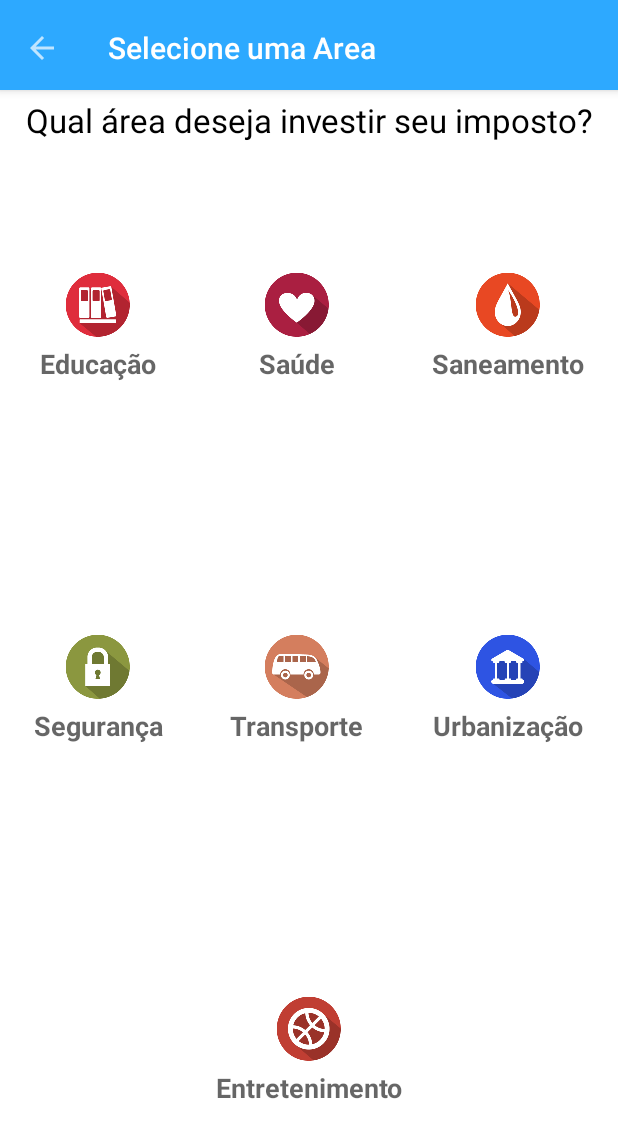
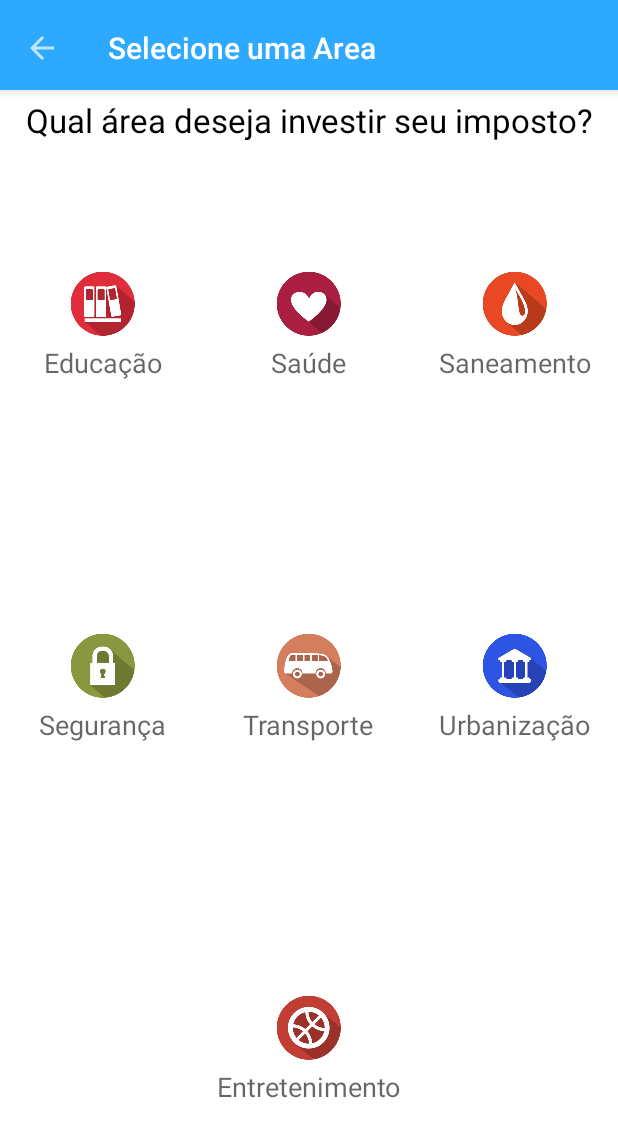
Before and after one commit to NathanAndrade/ImpostoCerto, an Android app: the AreasActivity screen opened directly, with no data from a screen before it, on a phone screen of 412 x 824 dp. Shown: the top 1138 px of the screen. Run offline under Robolectric (Android 15) with nearby library versions, the phone set to English and light mode, and no system bars.

Commit message:
Updated input design

```diff
--- a/app/src/main/res/layout/activity_areas.xml
+++ b/app/src/main/res/layout/activity_areas.xml
@@ -10,204 +10,205 @@
         layout="@layout/tool_bar"></include>
 
     <TextView
+        android:id="@+id/desc_area"
         android:layout_width="match_parent"
         android:layout_height="wrap_content"
+        android:gravity="center"
+        android:padding="5dp"
+        android:text="Qual área deseja investir seu imposto?"
         android:textAppearance="?android:attr/textAppearanceLarge"
-        android:text="Qual área deseja investir seu imposto?"
-        android:id="@+id/desc_area"
-        android:textColor="@android:color/black"
-        android:gravity="center"
-        android:padding="5dp" />
+        android:textColor="@android:color/black" />
 
-    <GridLayout
-        android:id="@+id/layout_areas"
+    <LinearLayout
         android:layout_width="match_parent"
-        android:layout_height="match_parent"
-        android:layout_weight="3"
-        android:columnCount="3"
-        android:rowCount="3">
+        android:layout_height="0dip"
+        android:orientation="horizontal"
+        android:layout_weight="1">
 
         <LinearLayout
-            android:layout_width="wrap_content"
+            android:layout_width="0dip"
             android:layout_height="wrap_content"
-            android:layout_columnWeight="1"
-            android:layout_rowWeight="1"
+            android:layout_gravity="center_horizontal|center_vertical"
+            android:gravity="center"
             android:orientation="vertical"
-            android:gravity="center"
-            android:layout_gravity="center_horizontal|center_vertical">
+            android:layout_weight="1">
 
             <ImageButton
                 android:id="@+id/educacao"
                 android:layout_width="wrap_content"
                 android:layout_height="wrap_content"
-                android:src="@drawable/educacao_icon"
-                android:background="@color/white" />
+                android:background="@color/white"
+                android:src="@drawable/educacao_icon" />
 
             <TextView
+                android:id="@+id/educacao_text"
                 android:layout_width="wrap_content"
                 android:layout_height="wrap_content"
-                android:textAppearance="?android:attr/textAppearanceMedium"
+                android:padding="5dp"
                 android:text="Educação"
-                android:id="@+id/educacao_text"
-                android:textStyle="bold"
-                android:padding="5dp" />
+                android:textAppearance="?android:attr/textAppearanceMedium" />
         </LinearLayout>
 
         <LinearLayout
-            android:layout_width="wrap_content"
+            android:layout_width="0dip"
             android:layout_height="wrap_content"
-            android:layout_columnWeight="1"
-            android:layout_rowWeight="1"
+            android:layout_gravity="center_horizontal|center_vertical"
+            android:gravity="center"
             android:orientation="vertical"
-            android:gravity="center"
-            android:layout_gravity="center_horizontal|center_vertical">
+            android:layout_weight="1">
 
             <ImageButton
                 android:id="@+id/saude"
                 android:layout_width="wrap_content"
                 android:layout_height="wrap_content"
-                android:src="@drawable/saude_icon"
-                android:background="@color/white" />
+                android:background="@color/white"
+                android:src="@drawable/saude_icon" />
 
             <TextView
+                android:id="@+id/saude_text"
                 android:layout_width="wrap_content"
                 android:layout_height="wrap_content"
-                android:textAppearance="?android:attr/textAppearanceMedium"
+                android:padding="5dp"
                 android:text="Saúde"
-                android:id="@+id/saude_text"
-                android:textStyle="bold"
-                android:padding="5dp" />
+                android:textAppearance="?android:attr/textAppearanceMedium" />
         </LinearLayout>
 
         <LinearLayout
-            android:layout_width="wrap_content"
+            android:layout_width="0dip"
             android:layout_height="wrap_content"
-            android:layout_columnWeight="1"
-            android:layout_rowWeight="1"
+            android:layout_gravity="center_horizontal|center_vertical"
+            android:gravity="center"
             android:orientation="vertical"
-            android:gravity="center"
-            android:layout_gravity="center_horizontal|center_vertical">
+            android:layout_weight="1">
 
             <ImageButton
                 android:id="@+id/saneamento"
                 android:layout_width="wrap_content"
                 android:layout_height="wrap_content"
-                android:src="@drawable/saneamento_icon"
-                android:background="@color/white" />
+                android:background="@color/white"
+                android:src="@drawable/saneamento_icon" />
 
             <TextView
+                android:id="@+id/saneamento_text"
                 android:layout_width="wrap_content"
                 android:layout_height="wrap_content"
-                android:textAppearance="?android:attr/textAppearanceMedium"
+                android:padding="5dp"
                 android:text="Saneamento"
-                android:id="@+id/saneamento_text"
-                android:textStyle="bold"
-                android:padding="5dp" />
+                android:textAppearance="?android:attr/textAppearanceMedium"/>
         </LinearLayout>
+    </LinearLayout>
+
+    <LinearLayout
+        android:layout_width="match_parent"
+        android:layout_height="0dip"
+        android:orientation="horizontal"
+        android:layout_weight="1">
 
         <LinearLayout
-            android:layout_width="wrap_content"
+            android:layout_width="0dip"
             android:layout_height="wrap_content"
-            android:layout_columnWeight="1"
-            android:layout_rowWeight="1"
-            android:orientation="vertical"
+            android:layout_weight="1"
+            android:layout_gravity="center_horizontal|center_vertical"
             android:gravity="center"
-            android:layout_gravity="center_horizontal|center_vertical">
+            android:orientation="vertical">
 
             <ImageButton
                 android:id="@+id/seguranca"
                 android:layout_width="wrap_content"
                 android:layout_height="wrap_content"
-                android:src="@drawable/seguranca_icon"
-                android:background="@color/white" />
+                android:background="@color/white"
+                android:src="@drawable/seguranca_icon" />
 
             <TextView
+                android:id="@+id/seguranca_text"
                 android:layout_width="wrap_content"
                 android:layout_height="wrap_content"
-                android:textAppearance="?android:attr/textAppearanceMedium"
+                android:padding="5dp"
                 android:text="Segurança"
-                android:id="@+id/seguranca_text"
-                android:textStyle="bold"
-                android:padding="5dp" />
+                android:textAppearance="?android:attr/textAppearanceMedium" />
         </LinearLayout>
 
         <LinearLayout
-            android:layout_width="wrap_content"
+            android:layout_width="0dip"
             android:layout_height="wrap_content"
-            android:layout_columnWeight="1"
-            android:layout_rowWeight="1"
-            android:orientation="vertical"
+            android:layout_weight="1"
+            android:layout_gravity="center_horizontal|center_vertical"
             android:gravity="center"
-            android:layout_gravity="center_horizontal|center_vertical">
+            android:orientation="vertical">
 
             <ImageButton
                 android:id="@+id/transporte"
                 android:layout_width="wrap_content"
                 android:layout_height="wrap_content"
-                android:src="@drawable/transporte_icon"
-                android:background="@color/white" />
+                android:background="@color/white"
+                android:src="@drawable/transporte_icon" />
 
             <TextView
+                android:id="@+id/transporte_text"
                 android:layout_width="wrap_content"
                 android:layout_height="wrap_content"
-                android:textAppearance="?android:attr/textAppearanceMedium"
+                android:padding="5dp"
                 android:text="Transporte"
-                android:id="@+id/transporte_text"
-                android:textStyle="bold"
-                android:padding="5dp" />
+                android:textAppearance="?android:attr/textAppearanceMedium" />
         </LinearLayout>
 
         <LinearLayout
-            android:layout_width="wrap_content"
+            android:layout_width="0dip"
             android:layout_height="wrap_content"
-            android:layout_columnWeight="1"
-            android:layout_rowWeight="1"
-            android:orientation="vertical"
+            android:layout_weight="1"
+            android:layout_gravity="center_horizontal|center_vertical"
             android:gravity="center"
-            android:layout_gravity="center_horizontal|center_vertical">
+            android:orientation="vertical">
 
             <ImageButton
                 android:id="@+id/urbanizacao"
                 android:layout_width="wrap_content"
                 android:layout_height="wrap_content"
-                android:src="@drawable/urbanizacao_icon"
-                android:background="@color/white" />
+                android:background="@color/white"
+                android:src="@drawable/urbanizacao_icon" />
 
             <TextView
+                android:id="@+id/urbanizacao_text"
                 android:layout_width="wrap_content"
                 android:layout_height="wrap_content"
-                android:textAppearance="?android:attr/textAppearanceMedium"
+                android:padding="5dp"
                 android:text="Urbanização"
-                android:id="@+id/urbanizacao_text"
-                android:textStyle="bold"
-                android:padding="5dp" />
+                android:textAppearance="?android:attr/textAppearanceMedium"/>
         </LinearLayout>
+    </LinearLayout>
+
+    <LinearLayout
+        android:layout_width="match_parent"
+        android:layout_height="0dip"
+        android:orientation="horizontal"
+        android:layout_gravity="center"
+        android:gravity="center"
+        android:layout_weight="1">
 
         <LinearLayout
             android:layout_width="wrap_content"
             android:layout_height="wrap_content"
             android:layout_columnSpan="3"
             android:layout_columnWeight="1"
+            android:layout_gravity="center_horizontal|center_vertical"
             android:layout_rowWeight="1"
-            android:orientation="vertical"
             android:gravity="center"
-            android:layout_gravity="center_horizontal|center_vertical">
+            android:orientation="vertical">
 
             <ImageButton
                 android:id="@+id/entretenimento"
                 android:layout_width="wrap_content"
                 android:layout_height="wrap_content"
-                android:src="@drawable/entretenimento_icon"
-                android:background="@color/white" />
+                android:background="@color/white"
+                android:src="@drawable/entretenimento_icon" />
 
             <TextView
+                android:id="@+id/entretenimento_text"
                 android:layout_width="wrap_content"
                 android:layout_height="wrap_content"
-                android:textAppearance="?android:attr/textAppearanceMedium"
+                android:padding="5dp"
                 android:text="Entretenimento"
-                android:id="@+id/entretenimento_text"
-                android:textStyle="bold"
-                android:padding="5dp" />
+                android:textAppearance="?android:attr/textAppearanceMedium" />
         </LinearLayout>
-    </GridLayout>
+    </LinearLayout>
 </LinearLayout>
--- a/app/src/main/res/layout/fragment_statistics.xml
+++ b/app/src/main/res/layout/fragment_statistics.xml
@@ -66,11 +66,14 @@
                         android:layout_width="wrap_content"
                         android:layout_height="wrap_content"
                         android:layout_gravity="right"
-                        android:padding="5dp"
                         android:text="Ver Historico"
                         android:textAppearance="?android:attr/textAppearanceSmall"
                         android:textColor="#0645AD"
-                        android:textStyle="italic" />
+                        android:textStyle="italic"
+                        android:paddingRight="10dp"
+                        android:paddingLeft="5dp"
+                        android:paddingTop="5dp"
+                        android:paddingBottom="5dp" />
 
                 </LinearLayout>
 
```
Also changed, not shown: 1 other file.
